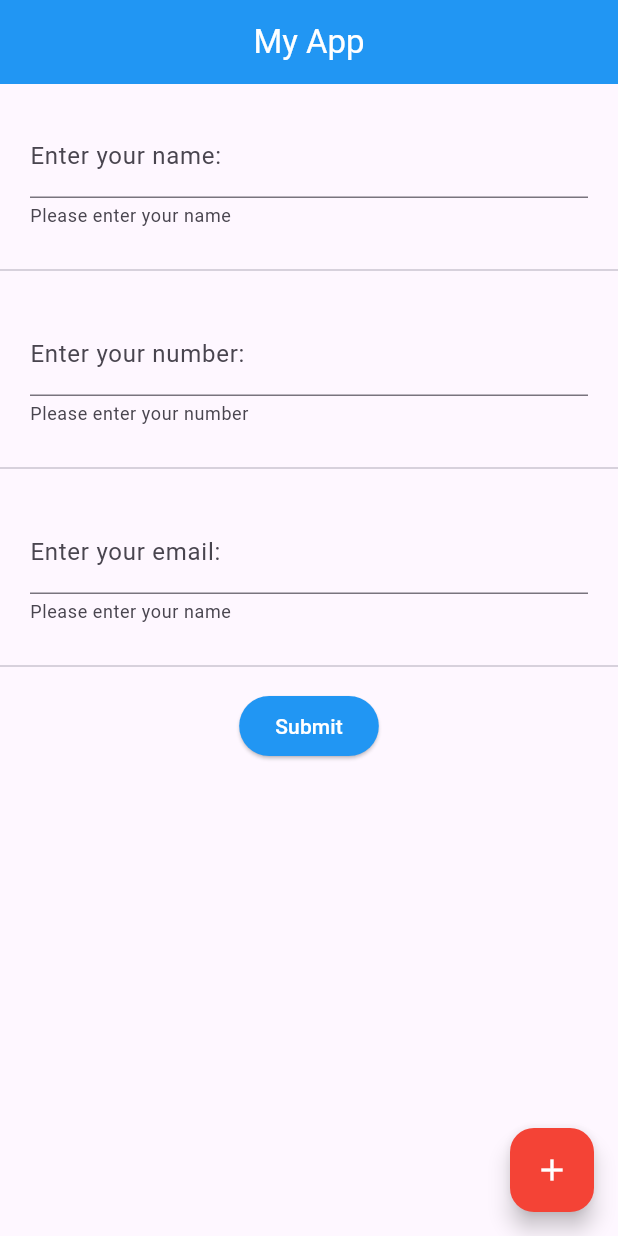
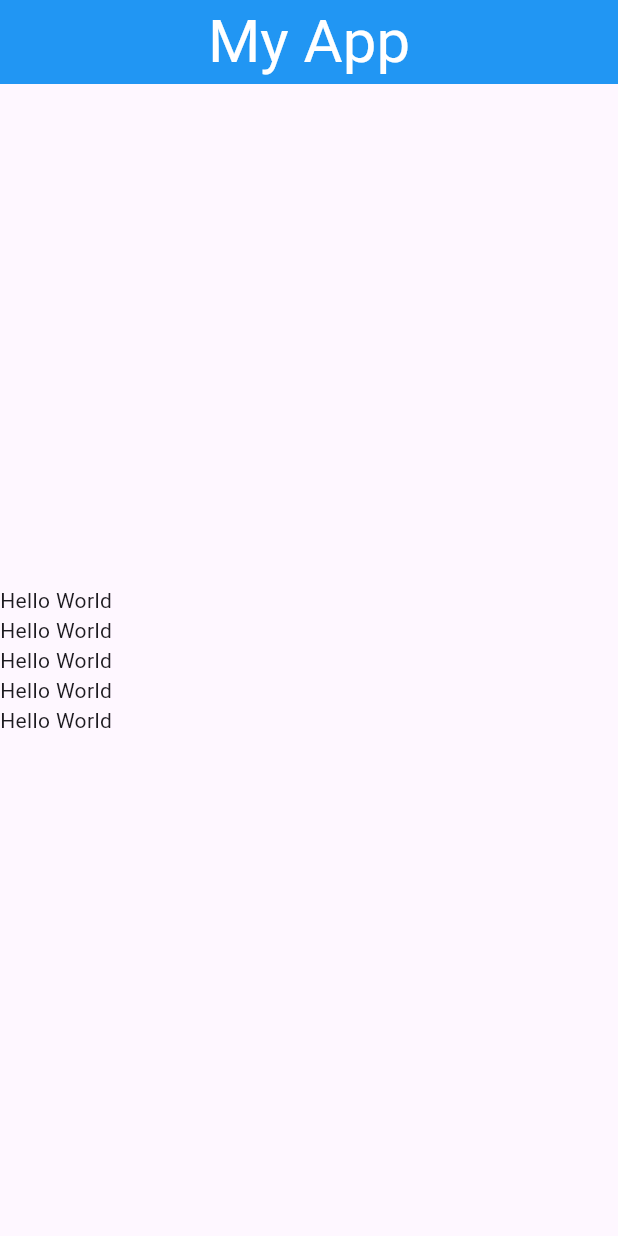
Before and after one commit to iliyasrobin/myflutterpractice, a Flutter app: the screen it shows after launch, on a phone screen of 412 x 824 dp. Run offline on Flutter 3.47's test engine with Material 3 defaults, Android fonts, the phone set to English and light mode, and no system bars.

```diff
--- a/lib/main.dart
+++ b/lib/main.dart
@@ -1,8 +1,9 @@
 import 'package:flutter/material.dart';
 
-void main() {
+void main(){
   runApp(MyApp());
 }
+
 
 class MyApp extends StatelessWidget {
   const MyApp({super.key});
@@ -10,111 +11,39 @@ class MyApp extends StatelessWidget {
   @override
   Widget build(BuildContext context) {
     return MaterialApp(
-      home: Home(),
+      home: HomeActivity(),
     );
   }
 }
 
-class Home extends StatelessWidget {
-  const Home({super.key});
+class HomeActivity extends StatelessWidget {
+  const HomeActivity({super.key});
 
   @override
   Widget build(BuildContext context) {
-    TextEditingController _nameController = TextEditingController();
-    TextEditingController _numberController = TextEditingController();
-    TextEditingController _emailController = TextEditingController();
     return Scaffold(
       appBar: AppBar(
+        title: Text("My App", style: TextStyle(
+          fontSize: 40,
+          backgroundColor: Colors.blue,
+          color: Colors.white
+        ),
+        ),
+        foregroundColor: Colors.white,
+        backgroundColor: Colors.blue,
         centerTitle: true,
-        title: Text("My App"),
-        backgroundColor: Colors.blue,
-        foregroundColor: Colors.white,
+
       ),
       body: Column(
-        mainAxisAlignment: MainAxisAlignment.start,
-        crossAxisAlignment: CrossAxisAlignment.start,
+        mainAxisAlignment: MainAxisAlignment.center,
         children: [
-          Padding(
-            padding: const EdgeInsets.all(20),
-            child: TextField(
-              controller: _nameController,
-              decoration: InputDecoration(
-                hintText: "Enter your name",
-                helperText: "Please enter your name",
-                prefix: Text("Name: "),
-// suffix: Text("@gmail.com"),
-                label: Text("Enter your name:"),
-// filled: false,
-// fillColor: Colors.green,
-              ),
-            ),
-          ),
+          Text("Hello World"),
+          Text("Hello World"),
+          Text("Hello World"),
+          Text("Hello World"),
+          Text("Hello World"),
 
-//using divider
-          Divider(),
-//using divider
-
-          Padding(
-            padding: const EdgeInsets.all(20),
-            child: TextField(
-              controller: _numberController,
-              keyboardType: TextInputType.number,
-              decoration: InputDecoration(
-                hintText: "Enter your Number",
-                helperText: "Please enter your number",
-                prefix: Text("+880"),
-                label: Text("Enter your number:"),
-              ),
-            ),
-          ),
-
-
-//using divider
-          Divider(),
-//using divider
-
-
-          Padding(
-            padding: const EdgeInsets.all(20),
-            child: TextField(
-              controller: _emailController,
-              decoration: InputDecoration(
-                hintText: "Enter your email",
-                helperText: "Please enter your name",
-                label: Text("Enter your email:"),
-                suffix: Text("@gmail.com"),
-              ),
-            ),
-
-          ),
-
-
-//using divider
-          Divider(),
-//using divider
-
-          Center(
-            child: Padding(
-              padding: const EdgeInsets.all(8),
-              child: ElevatedButton(onPressed: (){
-                print("Submit button pressed");
-              }, child: Text("Submit"),
-                  style: ElevatedButton.styleFrom(
-                    backgroundColor: Colors.blue,
-                    foregroundColor: Colors.white,
-
-                  )),
-            ),
-          )
         ],
-      ),
-      floatingActionButton: FloatingActionButton(
-        onPressed: () {
-          print("floating button pressed");
-        },
-        child: Icon(Icons.add),
-        backgroundColor: Colors.red,
-        foregroundColor: Colors.white,
       ),
     );
   }
```
Also changed, not shown: lib/Column.dart (added, +53 -0 lines).
